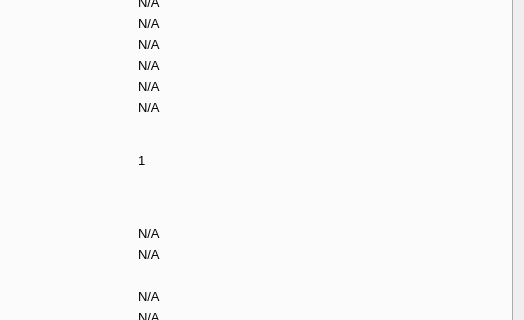
Above: src/qt/forms/rpcconsole.ui from gridcoin-community/Gridcoin-Research before the change; both pictures show x 260 to 784 and y 94 to 414 of the 784 by 718 pixel window. Below: the same form after it.
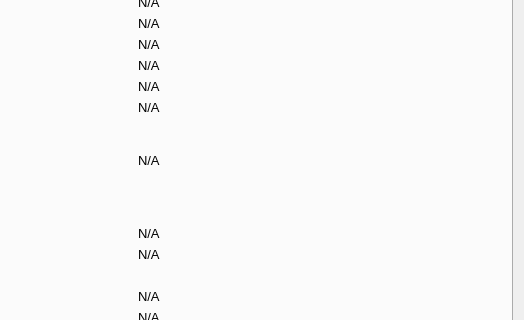
That is the form after the change. Icons and pictures are not drawn. Custom widgets are drawn as their Qt base class.

Commit message:
Fix Difficulty defaulting to 1
Set to "N/A" like all other default labels

```diff
--- a/src/qt/forms/rpcconsole.ui
+++ b/src/qt/forms/rpcconsole.ui
@@ -55,7 +55,7 @@
        <item row="37" column="2">
         <widget class="QLabel" name="porDiff">
          <property name="text">
-          <string>1</string>
+          <string>N/A</string>
          </property>
         </widget>
        </item>
```
